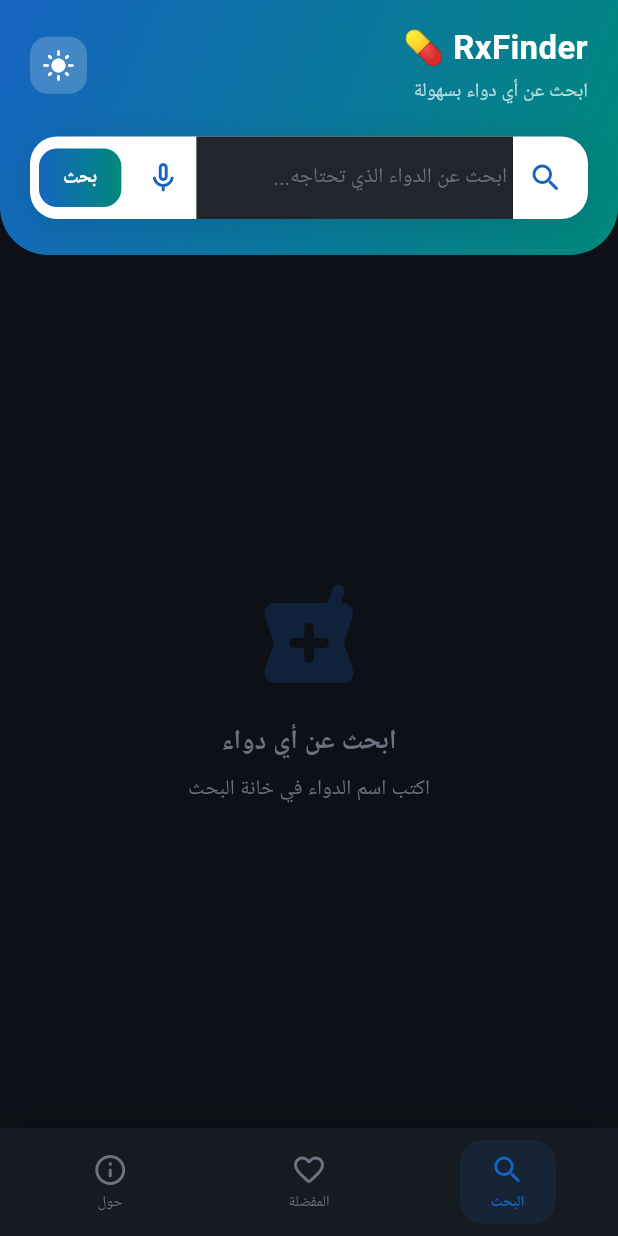
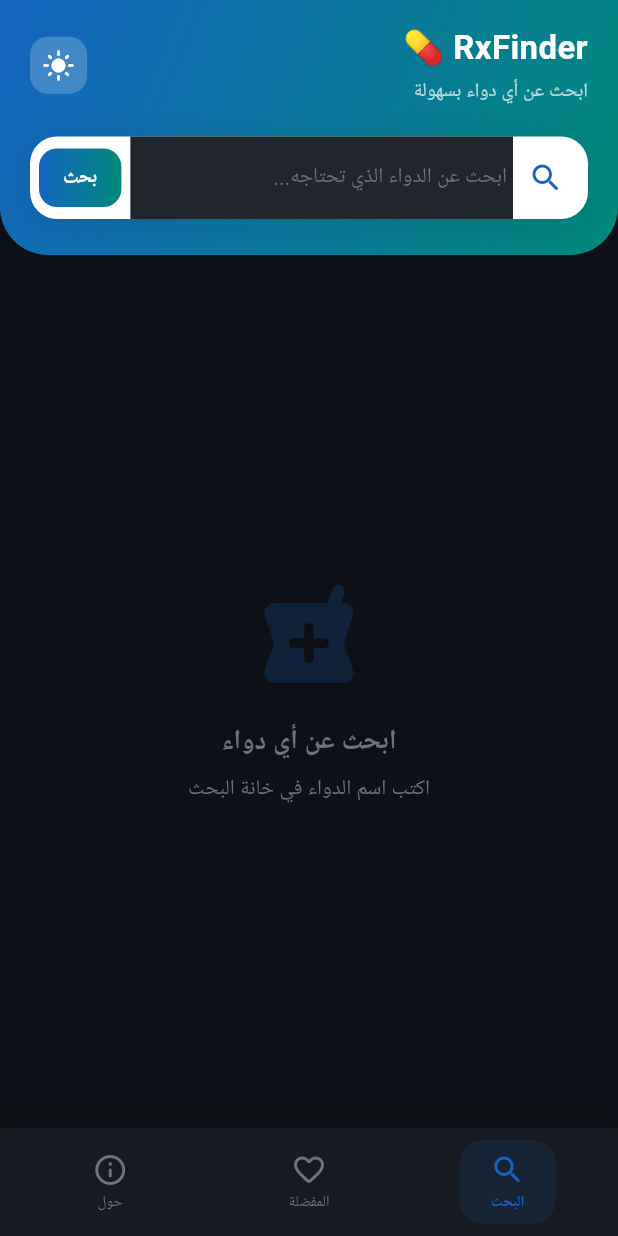
Before and after one commit to alaarafeek5522-ai/rxfinder, a Flutter app: the SearchScreen screen opened directly, after a tap on the "dark mode" icon, on a phone screen of 412 x 824 dp. Run offline on Flutter 3.47's test engine with Material 3 defaults, Android fonts, the light colour scheme and no system bars; our stand-ins replace connectivity_plus, flutter_animate, flutter_slidable, flutter_staggered_animations, google_fonts, share_plus and 1 more; accounts and stored records are empty; Roboto replaces fonts that are missing (Cairo); statements that could not run were skipped.

Commit message:
fix: remove speech_to_text incompatible package

```diff
--- a/lib/screens/search_screen.dart
+++ b/lib/screens/search_screen.dart
@@ -1,8 +1,6 @@
 import 'package:flutter/material.dart';
 import 'package:provider/provider.dart';
 import 'package:flutter_staggered_animations/flutter_staggered_animations.dart';
-import 'package:speech_to_text/speech_to_text.dart';
-import 'package:connectivity_plus/connectivity_plus.dart';
 import '../providers/medicine_provider.dart';
 import '../providers/settings_provider.dart';
 import '../theme/app_theme.dart';
@@ -20,10 +18,7 @@ class SearchScreen extends StatefulWidget {
 class _SearchScreenState extends State<SearchScreen> {
   final _ctrl = TextEditingController();
   final _focus = FocusNode();
-  final _speech = SpeechToText();
-  bool _isListening = false;
   bool _hasInternet = true;
-  bool _showSuggestions = false;
 
   @override
   void initState() {
@@ -40,31 +35,8 @@ class _SearchScreenState extends State<SearchScreen> {
     setState(() => _hasInternet = connected);
   }
 
-  Future<void> _startListening() async {
-    final available = await _speech.initialize();
-    if (available) {
-      setState(() => _isListening = true);
-      _speech.listen(
-        onResult: (result) {
-          _ctrl.text = result.recognizedWords;
-          if (result.finalResult) {
-            setState(() => _isListening = false);
-            _search(result.recognizedWords);
-          }
-        },
-        localeId: 'ar_EG',
-      );
-    }
-  }
-
-  void _stopListening() {
-    _speech.stop();
-    setState(() => _isListening = false);
-  }
-
   void _search(String query) {
     if (query.trim().isEmpty) return;
-    setState(() => _showSuggestions = false);
     _focus.unfocus();
     context.read<MedicineProvider>().search(query.trim());
   }
@@ -88,7 +60,6 @@ class _SearchScreenState extends State<SearchScreen> {
           ? NoInternetWidget(onRetry: _checkInternet)
           : CustomScrollView(
               slivers: [
-                // Header
                 SliverToBoxAdapter(
                   child: Container(
                     padding: EdgeInsets.only(
@@ -111,18 +82,14 @@ class _SearchScreenState extends State<SearchScreen> {
                               crossAxisAlignment: CrossAxisAlignment.start,
                               children: [
                                 Text('RxFinder 💊',
-                                    style: TextStyle(
-                                        color: Colors.white,
-                                        fontSize: 22,
-                                        fontWeight: FontWeight.bold)),
+                                    style: TextStyle(color: Colors.white,
+                                        fontSize: 22, fontWeight: FontWeight.bold)),
                                 SizedBox(height: 4),
                                 Text('ابحث عن أي دواء بسهولة',
-                                    style: TextStyle(
-                                        color: Colors.white70, fontSize: 13)),
+                                    style: TextStyle(color: Colors.white70, fontSize: 13)),
                               ],
                             ),
                           ),
-                          // Dark mode toggle
                           GestureDetector(
                             onTap: () => context.read<SettingsProvider>().toggleDarkMode(),
                             child: Container(
@@ -133,25 +100,19 @@ class _SearchScreenState extends State<SearchScreen> {
                               ),
                               child: Icon(
                                 isDark ? Icons.light_mode_rounded : Icons.dark_mode_rounded,
-                                color: Colors.white,
-                                size: 22,
+                                color: Colors.white, size: 22,
                               ),
                             ),
                           ),
                         ]),
                         const SizedBox(height: 20),
-                        // Search Bar
                         Container(
                           decoration: BoxDecoration(
                             color: Colors.white,
                             borderRadius: BorderRadius.circular(18),
-                            boxShadow: [
-                              BoxShadow(
+                            boxShadow: [BoxShadow(
                                 color: Colors.black.withOpacity(0.1),
-                                blurRadius: 20,
-                                offset: const Offset(0, 4),
-                              ),
-                            ],
+                                blurRadius: 20, offset: const Offset(0, 4))],
                           ),
                           child: Row(children: [
                             const SizedBox(width: 16),
@@ -167,31 +128,14 @@ class _SearchScreenState extends State<SearchScreen> {
                                 decoration: const InputDecoration(
                                   hintText: 'ابحث عن الدواء الذي تحتاجه...',
                                   hintStyle: TextStyle(
-                                      color: AppColors.textSecondary,
-                                      fontSize: 14),
+                                      color: AppColors.textSecondary, fontSize: 14),
                                   border: InputBorder.none,
-                                  contentPadding:
-                                      EdgeInsets.symmetric(vertical: 16),
+                                  contentPadding: EdgeInsets.symmetric(vertical: 16),
                                 ),
-                                onChanged: (v) => setState(
-                                    () => _showSuggestions = v.isNotEmpty),
                                 onSubmitted: _search,
                                 textInputAction: TextInputAction.search,
                               ),
                             ),
-                            // زر الصوت
-                            GestureDetector(
-                              onTap: _isListening ? _stopListening : _startListening,
-                              child: Container(
-                                padding: const EdgeInsets.all(10),
-                                child: Icon(
-                                  _isListening ? Icons.mic_rounded : Icons.mic_none_rounded,
-                                  color: _isListening ? Colors.red : AppColors.primary,
-                                  size: 24,
-                                ),
-                              ),
-                            ),
-                            // زر بحث
                             GestureDetector(
                               onTap: () => _search(_ctrl.text),
                               child: Container(
@@ -205,10 +149,8 @@ class _SearchScreenState extends State<SearchScreen> {
                                   borderRadius: BorderRadius.circular(12),
                                 ),
                                 child: const Text('بحث',
-                                    style: TextStyle(
-                                        color: Colors.white,
-                                        fontWeight: FontWeight.bold,
-                                        fontSize: 13)),
+                                    style: TextStyle(color: Colors.white,
+                                        fontWeight: FontWeight.bold, fontSize: 13)),
                               ),
                             ),
                           ]),
@@ -218,9 +160,8 @@ class _SearchScreenState extends State<SearchScreen> {
                   ),
                 ),
 
-                // Recent Searches
                 if (provider.state == SearchState.idle &&
-                    provider.recentSearches.isNotEmpty)
+                    provider.recentSearches.isNotEmpty) ...[
                   SliverToBoxAdapter(
                     child: Padding(
                       padding: const EdgeInsets.fromLTRB(20, 16, 20, 8),
@@ -228,22 +169,17 @@ class _SearchScreenState extends State<SearchScreen> {
                         const Icon(Icons.history_rounded,
                             size: 18, color: AppColors.textSecondary),
                         const SizedBox(width: 6),
-                        const Text('عمليات البحث الأخيرة',
-                            style: TextStyle(
-                                fontWeight: FontWeight.bold, fontSize: 14)),
+                        const Text('البحث الأخير',
+                            style: TextStyle(fontWeight: FontWeight.bold, fontSize: 14)),
                         const Spacer(),
                         GestureDetector(
                           onTap: provider.clearRecentSearches,
                           child: const Text('مسح الكل',
-                              style: TextStyle(
-                                  fontSize: 12, color: AppColors.primary)),
+                              style: TextStyle(fontSize: 12, color: AppColors.primary)),
                         ),
                       ]),
                     ),
                   ),
-
-                if (provider.state == SearchState.idle &&
-                    provider.recentSearches.isNotEmpty)
                   SliverToBoxAdapter(
                     child: SizedBox(
                       height: 44,
@@ -261,43 +197,28 @@ class _SearchScreenState extends State<SearchScreen> {
                             child: Chip(
                               label: Text(provider.recentSearches[i],
                                   style: const TextStyle(fontSize: 12)),
-                              backgroundColor: isDark
-                                  ? AppColors.darkCard
-                                  : Colors.white,
+                              backgroundColor: isDark ? AppColors.darkCard : Colors.white,
                               deleteIcon: const Icon(Icons.close, size: 14),
-                              onDeleted: () => provider
-                                  .removeRecentSearch(provider.recentSearches[i]),
+                              onDeleted: () =>
+                                  provider.removeRecentSearch(provider.recentSearches[i]),
                             ),
                           ),
                         ),
                       ),
                     ),
                   ),
+                ],
 
-                // Loading
                 if (provider.state == SearchState.loading)
-                  SliverFillRemaining(
-                    child: Center(
-                      child: Column(
-                        mainAxisAlignment: MainAxisAlignment.center,
-                        children: [
-                          const CircularProgressIndicator(
-                              valueColor: AlwaysStoppedAnimation(AppColors.primary)),
-                          const SizedBox(height: 16),
-                          const Text('جارٍ البحث...',
-                              style: TextStyle(color: AppColors.textSecondary)),
-                        ],
-                      ),
-                    ),
+                  const SliverFillRemaining(
+                    child: Center(child: CircularProgressIndicator(
+                        valueColor: AlwaysStoppedAnimation(AppColors.primary))),
                   ),
 
-                // Error
                 if (provider.state == SearchState.error)
                   SliverFillRemaining(
                     child: Center(
-                      child: Column(
-                        mainAxisAlignment: MainAxisAlignment.center,
-                        children: [
+                      child: Column(mainAxisAlignment: MainAxisAlignment.center, children: [
                         const Icon(Icons.error_outline_rounded,
                             size: 60, color: AppColors.error),
                         const SizedBox(height: 12),
@@ -312,48 +233,34 @@ class _SearchScreenState extends State<SearchScreen> {
                           child: const Text('إعادة المحاولة',
                               style: TextStyle(color: Colors.white)),
                         ),
-                        ],
-                      ),
+                      ]),
                     ),
                   ),
 
-                // Empty results
-                if (provider.state == SearchState.success &&
-                    provider.results.isEmpty)
+                if (provider.state == SearchState.success && provider.results.isEmpty)
                   SliverFillRemaining(
                     child: Center(
-                      child: Column(
-                        mainAxisAlignment: MainAxisAlignment.center,
-                        children: [
-                          Icon(Icons.medication_outlined,
-                              size: 70,
+                      child: Column(mainAxisAlignment: MainAxisAlignment.center, children: [
+                        Icon(Icons.medication_outlined, size: 70,
                             color: AppColors.primary.withOpacity(0.3)),
                         const SizedBox(height: 16),
                         const Text('لم يتم العثور على نتائج',
-                              style: TextStyle(
-                                  fontSize: 18,
-                                  fontWeight: FontWeight.bold,
+                            style: TextStyle(fontSize: 18, fontWeight: FontWeight.bold,
                                 color: AppColors.textSecondary)),
                         const SizedBox(height: 8),
                         const Text('جرب كلمة بحث مختلفة',
                             style: TextStyle(color: AppColors.textSecondary)),
-                        ],
-                      ),
+                      ]),
                     ),
                   ),
 
-                // Results
-                if (provider.state == SearchState.success &&
-                    provider.results.isNotEmpty) ...[
+                if (provider.state == SearchState.success && provider.results.isNotEmpty) ...[
                   SliverToBoxAdapter(
                     child: Padding(
                       padding: const EdgeInsets.fromLTRB(20, 16, 20, 8),
-                      child: Text(
-                        '${provider.results.length} نتيجة',
-                        style: const TextStyle(
-                            fontWeight: FontWeight.bold, fontSize: 14,
-                            color: AppColors.textSecondary),
-                      ),
+                      child: Text('${provider.results.length} نتيجة',
+                          style: const TextStyle(fontWeight: FontWeight.bold,
+                              fontSize: 14, color: AppColors.textSecondary)),
                     ),
                   ),
                   SliverList(
@@ -361,43 +268,29 @@ class _SearchScreenState extends State<SearchScreen> {
                       (ctx, i) => MedicineCard(
                         medicine: provider.results[i],
                         index: i,
-                        onTap: () {
-                          Navigator.push(
-                            context,
-                            MaterialPageRoute(
-                              builder: (_) => MedicineDetailScreen(
-                                  medicine: provider.results[i]),
-                            ),
-                          );
-                        },
+                        onTap: () => Navigator.push(context,
+                            MaterialPageRoute(builder: (_) =>
+                                MedicineDetailScreen(medicine: provider.results[i]))),
                       ),
                       childCount: provider.results.length,
                     ),
                   ),
                 ],
 
-                // Idle empty state
-                if (provider.state == SearchState.idle &&
-                    provider.recentSearches.isEmpty)
+                if (provider.state == SearchState.idle && provider.recentSearches.isEmpty)
                   SliverFillRemaining(
                     child: Center(
-                      child: Column(
-                        mainAxisAlignment: MainAxisAlignment.center,
-                        children: [
-                          Icon(Icons.local_pharmacy_rounded,
-                              size: 80,
+                      child: Column(mainAxisAlignment: MainAxisAlignment.center, children: [
+                        Icon(Icons.local_pharmacy_rounded, size: 80,
                             color: AppColors.primary.withOpacity(0.2)),
                         const SizedBox(height: 16),
                         const Text('ابحث عن أي دواء',
-                              style: TextStyle(
-                                  fontSize: 18,
-                                  fontWeight: FontWeight.bold,
+                            style: TextStyle(fontSize: 18, fontWeight: FontWeight.bold,
                                 color: AppColors.textSecondary)),
                         const SizedBox(height: 8),
                         const Text('اكتب اسم الدواء في خانة البحث',
                             style: TextStyle(color: AppColors.textSecondary)),
-                        ],
-                      ),
+                      ]),
                     ),
                   ),
 
--- a/pubspec.yaml
+++ b/pubspec.yaml
@@ -19,7 +19,6 @@ dependencies:
   share_plus: ^9.0.0
   uuid: ^4.3.3
   connectivity_plus: ^6.0.3
-  speech_to_text: ^6.6.2
   flutter_animate: ^4.5.0
   cached_network_image: ^3.3.1
   shimmer: ^3.0.0
```
Lines whose indentation alone changed are shown as unchanged.
